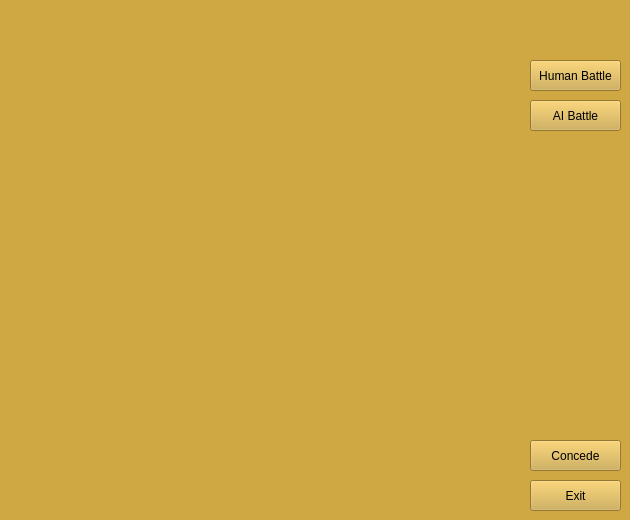
First picture: the form in board.ui, repository longern/Gomoku, before the edit.
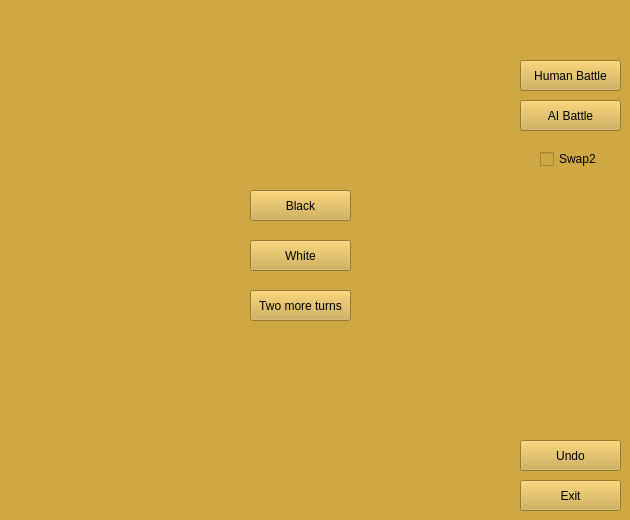
Second picture: the form after the edit.

Commit message: Add swap2 checkbox

Patch:
```diff
--- a/board.ui
+++ b/board.ui
@@ -10,6 +10,12 @@
     <height>520</height>
    </rect>
   </property>
+  <property name="sizePolicy">
+   <sizepolicy hsizetype="Fixed" vsizetype="Fixed">
+    <horstretch>0</horstretch>
+    <verstretch>0</verstretch>
+   </sizepolicy>
+  </property>
   <property name="mouseTracking">
    <bool>true</bool>
   </property>
@@ -22,22 +28,22 @@
   <widget class="QPushButton" name="btnConcede">
    <property name="geometry">
     <rect>
-     <x>530</x>
+     <x>520</x>
      <y>440</y>
-     <width>91</width>
+     <width>101</width>
      <height>31</height>
     </rect>
    </property>
    <property name="text">
-    <string>Concede</string>
+    <string>Undo</string>
    </property>
   </widget>
   <widget class="QPushButton" name="btnHuman">
    <property name="geometry">
     <rect>
-     <x>530</x>
+     <x>520</x>
      <y>60</y>
-     <width>91</width>
+     <width>101</width>
      <height>31</height>
     </rect>
    </property>
@@ -48,9 +54,9 @@
   <widget class="QPushButton" name="btnAi">
    <property name="geometry">
     <rect>
-     <x>530</x>
+     <x>520</x>
      <y>100</y>
-     <width>91</width>
+     <width>101</width>
      <height>31</height>
     </rect>
    </property>
@@ -61,9 +67,9 @@
   <widget class="QPushButton" name="btnExit">
    <property name="geometry">
     <rect>
-     <x>530</x>
+     <x>520</x>
      <y>480</y>
-     <width>91</width>
+     <width>101</width>
      <height>31</height>
     </rect>
    </property>
@@ -71,6 +77,68 @@
     <string>Exit</string>
    </property>
   </widget>
+  <widget class="QCheckBox" name="chkSwap2">
+   <property name="geometry">
+    <rect>
+     <x>540</x>
+     <y>150</y>
+     <width>73</width>
+     <height>18</height>
+    </rect>
+   </property>
+   <property name="text">
+    <string>Swap2</string>
+   </property>
+  </widget>
+  <widget class="QWidget" name="choosePanel" native="true">
+   <property name="geometry">
+    <rect>
+     <x>210</x>
+     <y>160</y>
+     <width>181</width>
+     <height>191</height>
+    </rect>
+   </property>
+   <widget class="QPushButton" name="btnBlack">
+    <property name="geometry">
+     <rect>
+      <x>40</x>
+      <y>30</y>
+      <width>101</width>
+      <height>31</height>
+     </rect>
+    </property>
+    <property name="text">
+     <string>Black</string>
+    </property>
+   </widget>
+   <widget class="QPushButton" name="btnWhite">
+    <property name="geometry">
+     <rect>
+      <x>40</x>
+      <y>80</y>
+      <width>101</width>
+      <height>31</height>
+     </rect>
+    </property>
+    <property name="text">
+     <string>White</string>
+    </property>
+   </widget>
+   <widget class="QPushButton" name="btnTwoTurns">
+    <property name="geometry">
+     <rect>
+      <x>40</x>
+      <y>130</y>
+      <width>101</width>
+      <height>31</height>
+     </rect>
+    </property>
+    <property name="text">
+     <string>Two more turns</string>
+    </property>
+   </widget>
+  </widget>
  </widget>
  <resources/>
  <connections>
```
Left out of the diff: 2 changed lines with no effect on the pictures.
